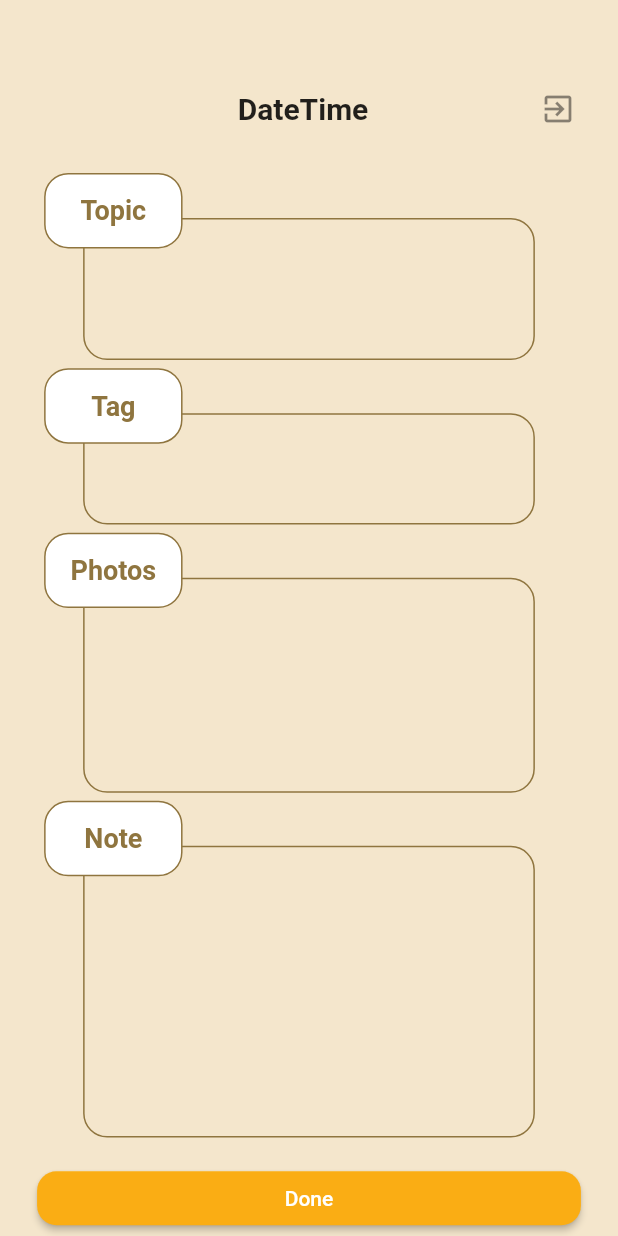
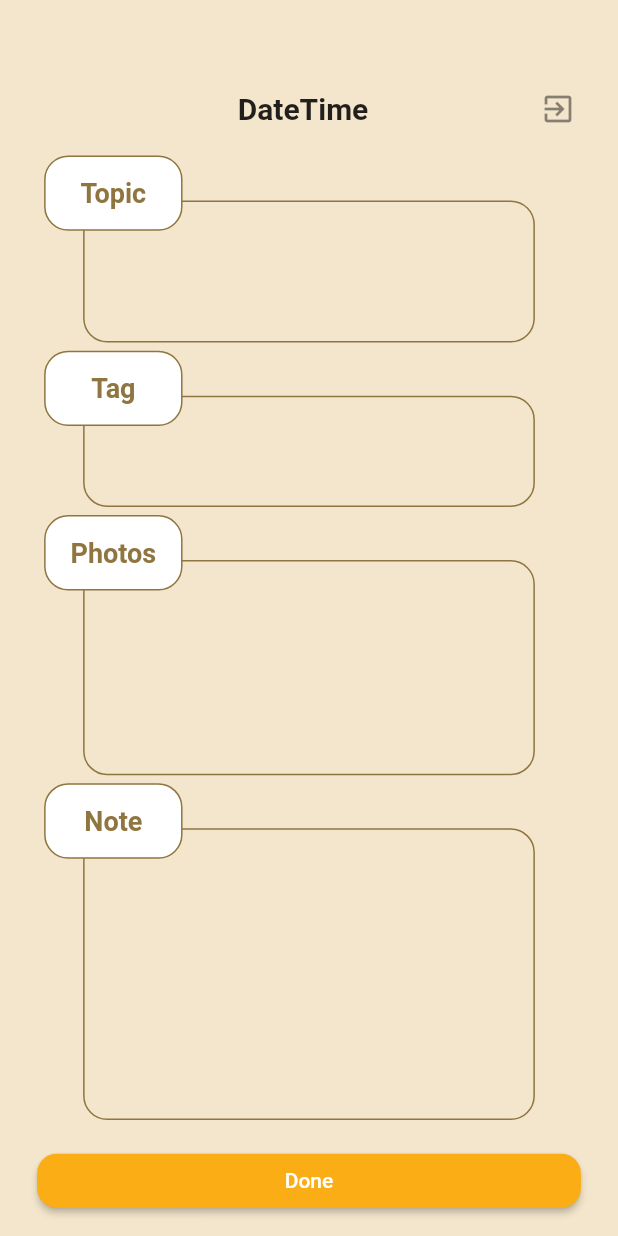
Before and after one commit to GDSC-UIT/remood-frontend, a Flutter app: the screen it shows after launch, on a phone screen of 412 x 824 dp. Run offline on Flutter 3.47's test engine with Material 2 defaults, Android fonts, the phone set to English and light mode, and no system bars; our stand-ins replace get.

Commit message:
fix write screen

```diff
--- a/lib/app/modules/diary/screens/write_diary_screen.dart
+++ b/lib/app/modules/diary/screens/write_diary_screen.dart
@@ -40,7 +40,7 @@ class writeDiaryScreen extends StatelessWidget {
               ),
             ),
             SizedBox(
-              height: _screenHeight * 0.0542,
+              height: _screenHeight * 0.04,
             ),
             StackTopic(),
             SizedBox(
```
